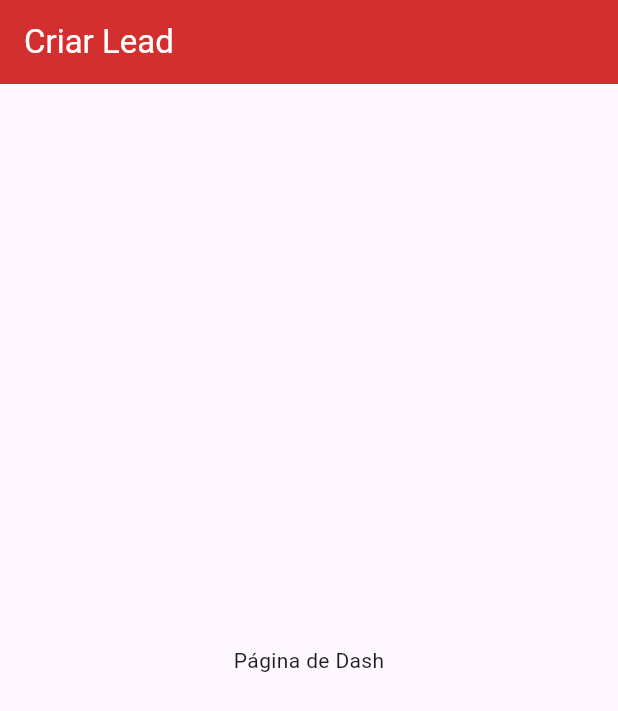
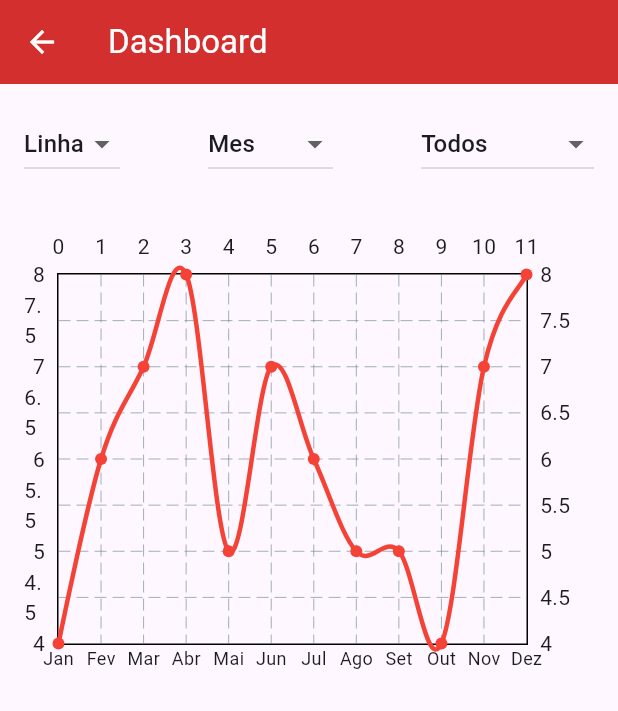
Before and after one commit to NakamuraFelipe/Jornada, a Flutter app: the DashPage screen opened directly, on a phone screen of 412 x 824 dp. Shown: the top 711 px of the screen. Run offline on Flutter 3.47's test engine with Material 3 defaults, Android fonts, the phone set to English and light mode, and no system bars; drawn by our look-alikes of fl_chart; our stand-ins replace shared_preferences; missing offline and left inert: dart:ffi; accounts and stored records are empty.

Commit message:
pagina de dash quase feita

```diff
--- a/lib/app_widget.dart
+++ b/lib/app_widget.dart
@@ -1,6 +1,6 @@
 import 'package:flutter/material.dart';
 import 'package:teste/autocomplete.dart';
-import 'package:teste/dash.dart';
+import 'package:teste/dash_page.dart';
 
 // ignore: unused_import
 import 'package:teste/login_page.dart';
@@ -16,6 +16,7 @@ import 'package:teste/inicio.dart';
 import 'package:teste/main.dart';
 import 'package:teste/meus_leads.dart';
 import 'package:teste/perfil_page.dart';
+import 'package:teste/usuarios_supervisionados.dart';
 
 class appWidget extends StatelessWidget {
   final String title;
@@ -36,7 +37,7 @@ class appWidget extends StatelessWidget {
                 ? Brightness.dark
                 : Brightness.light,
           ),
-          home: DashPage(),
+          home: UsuariosSupervisionados(),
           routes: {
             '/gestor': (context) => HomePage_Gestor(),
             '/login': (context) => LoginPage(),
@@ -48,6 +49,7 @@ class appWidget extends StatelessWidget {
             '/buscar_leads': (context) => BuscarLead(),
             '/home_screen': (context) => HomeScreen(),
             '/perfil': (context) => PerfilPage(),
+            '/dash': (context) => DashPage(),
           },
         );
       },
--- a/lib/dash.dart
+++ /dev/null
@@ -1,20 +0,0 @@
-import 'package:flutter/material.dart';
-
-class DashPage extends StatefulWidget {
-  @override
-  _DashPageState createState() => _DashPageState();
-}
-
-class _DashPageState extends State<DashPage> {
-  @override
-  Widget build(BuildContext context) {
-    return Scaffold(
-      appBar: AppBar(
-        title: const Text('Criar Lead'),
-        backgroundColor: Color(0xFFD32F2F),
-        foregroundColor: Colors.white,
-      ),
-      body: Center(child: Text('Página de Dash')),
-    );
-  }
-}
--- /dev/null
+++ b/lib/dash_page.dart
@@ -0,0 +1,253 @@
+import 'package:flutter/material.dart';
+import 'package:fl_chart/fl_chart.dart';
+import 'dart:math';
+
+class DashPage extends StatefulWidget {
+  @override
+  _DashPageState createState() => _DashPageState();
+}
+
+class _DashPageState extends State<DashPage> {
+  String filtroGrafico = 'Linha';
+  String filtroPeriodo = 'Mes';
+  String filtroLeadSituacao = 'Todos';
+
+  List<double> gerarDados() {
+    int quantidade;
+    switch (filtroPeriodo) {
+      case 'Dia':
+        quantidade = 7;
+        break;
+      case 'Semana':
+        quantidade = 4;
+        break;
+      case 'Mes':
+        quantidade = 12;
+        break;
+      case 'Ano':
+        quantidade = 5;
+        break;
+      default:
+        quantidade = 10;
+    }
+
+    double base = filtroLeadSituacao == 'Aberto'
+        ? 5
+        : filtroLeadSituacao == 'Fechado'
+        ? 2
+        : filtroLeadSituacao == 'Em Conexão'
+        ? 3
+        : 4;
+
+    Random random = Random();
+    return List.generate(quantidade, (index) => base + random.nextInt(5));
+  }
+
+  @override
+  Widget build(BuildContext context) {
+    return Scaffold(
+      appBar: AppBar(
+        title: const Text('Dashboard'),
+        backgroundColor: const Color(0xFFD32F2F),
+        foregroundColor: Colors.white,
+      ),
+      body: CustomScrollView(
+        slivers: [
+          SliverToBoxAdapter(
+            child: SizedBox(
+              child: Padding(
+                padding: const EdgeInsets.all(16.0),
+                child: Row(
+                  mainAxisAlignment: MainAxisAlignment.spaceBetween,
+                  children: [
+                    DropdownButton<String>(
+                      value: filtroGrafico,
+                      items: ['Linha', 'Barra', 'Pizza']
+                          .map(
+                            (value) => DropdownMenuItem<String>(
+                              value: value,
+                              child: Text(value),
+                            ),
+                          )
+                          .toList(),
+                      onChanged: (newValue) {
+                        setState(() {
+                          filtroGrafico = newValue!;
+                        });
+                      },
+                    ),
+                    DropdownButton<String>(
+                      value: filtroPeriodo,
+                      items: ['Dia', 'Semana', 'Mes', 'Ano']
+                          .map(
+                            (value) => DropdownMenuItem<String>(
+                              value: value,
+                              child: Text(value),
+                            ),
+                          )
+                          .toList(),
+                      onChanged: (newValue) {
+                        setState(() {
+                          filtroPeriodo = newValue!;
+                        });
+                      },
+                    ),
+                    DropdownButton<String>(
+                      value: filtroLeadSituacao,
+                      items: ['Todos', 'Em Conexão', 'Aberto', 'Fechado']
+                          .map(
+                            (value) => DropdownMenuItem<String>(
+                              value: value,
+                              child: Text(value),
+                            ),
+                          )
+                          .toList(),
+                      onChanged: (newValue) {
+                        setState(() {
+                          filtroLeadSituacao = newValue!;
+                        });
+                      },
+                    ),
+                  ],
+                ),
+              ),
+            ),
+          ),
+          SliverToBoxAdapter(
+            child: Padding(
+              padding: const EdgeInsets.all(16.0),
+              child: SizedBox(height: 300, child: _buildGrafico()),
+            ),
+          ),
+        ],
+      ),
+    );
+  }
+
+  Widget _buildGrafico() {
+    List<double> dados = gerarDados();
+    List<String> labels = gerarLabels();
+
+    switch (filtroGrafico) {
+      case 'Linha':
+        return LineChart(
+          LineChartData(
+            titlesData: FlTitlesData(
+              bottomTitles: AxisTitles(
+                sideTitles: SideTitles(
+                  showTitles: true,
+                  getTitlesWidget: (value, meta) {
+                    if (value.toInt() >= 0 && value.toInt() < labels.length) {
+                      return Text(
+                        labels[value.toInt()],
+                        style: const TextStyle(fontSize: 12),
+                      );
+                    }
+                    return const Text('');
+                  },
+                ),
+              ),
+              leftTitles: AxisTitles(sideTitles: SideTitles(showTitles: true)),
+            ),
+            lineBarsData: [
+              LineChartBarData(
+                spots: dados
+                    .asMap()
+                    .entries
+                    .map((e) => FlSpot(e.key.toDouble(), e.value))
+                    .toList(),
+                isCurved: true,
+                barWidth: 3,
+                color: Colors.red,
+              ),
+            ],
+          ),
+        );
+
+      case 'Barra':
+        return BarChart(
+          BarChartData(
+            barGroups: dados.asMap().entries.map((e) {
+              return BarChartGroupData(
+                x: e.key,
+                barRods: [
+                  BarChartRodData(
+                    toY: e.value,
+                    width: 16,
+                    borderRadius: BorderRadius.circular(8),
+                    gradient: const LinearGradient(
+                      begin: Alignment.topCenter,
+                      end: Alignment.bottomCenter,
+                      colors: [Color(0xFFEF5350), Color(0xFFD32F2F)],
+                    ),
+                  ),
+                ],
+              );
+            }).toList(),
+            titlesData: FlTitlesData(
+              bottomTitles: AxisTitles(
+                sideTitles: SideTitles(
+                  showTitles: true,
+                  getTitlesWidget: (value, meta) {
+                    if (value.toInt() >= 0 && value.toInt() < labels.length) {
+                      return Text(
+                        labels[value.toInt()],
+                        style: const TextStyle(fontSize: 12),
+                      );
+                    }
+                    return const Text('');
+                  },
+                ),
+              ),
+              leftTitles: AxisTitles(sideTitles: SideTitles(showTitles: true)),
+            ),
+          ),
+        );
+
+      case 'Pizza':
+        return PieChart(
+          PieChartData(
+            sections: dados.map((valor) {
+              return PieChartSectionData(
+                value: valor,
+                color: Colors
+                    .primaries[dados.indexOf(valor) % Colors.primaries.length],
+                title: '${valor.toInt()}',
+              );
+            }).toList(),
+          ),
+        );
+
+      default:
+        return const Center(child: Text('Selecione um tipo de gráfico'));
+    }
+  }
+
+  List<String> gerarLabels() {
+    switch (filtroPeriodo) {
+      case 'Dia':
+        return ['Seg', 'Ter', 'Qua', 'Qui', 'Sex', 'Sáb', 'Dom'];
+      case 'Semana':
+        return ['Sem 1', 'Sem 2', 'Sem 3', 'Sem 4'];
+      case 'Mes':
+        return [
+          'Jan',
+          'Fev',
+          'Mar',
+          'Abr',
+          'Mai',
+          'Jun',
+          'Jul',
+          'Ago',
+          'Set',
+          'Out',
+          'Nov',
+          'Dez',
+        ];
+      case 'Ano':
+        return ['2021', '2022', '2023', '2024', '2025'];
+      default:
+        return [];
+    }
+  }
+}
--- a/lib/main.dart
+++ b/lib/main.dart
@@ -1,9 +1,9 @@
 import 'package:flutter/material.dart';
 import 'package:flutter/services.dart';
 import 'package:teste/app_widget.dart';
+import 'package:teste/dash_page.dart';
 import 'package:teste/inicio.dart';
 import 'package:teste/meus_leads.dart';
-import 'package:teste/perfil_page.dart';
 
 main() {
   WidgetsFlutterBinding.ensureInitialized();
@@ -21,7 +21,7 @@ class HomeScreen extends StatefulWidget {
 class _HomeScreenState extends State<HomeScreen> {
   int _navIndex = 0;
 
-  final List<Widget> _pages = const [Inicio(), MeusLeads()];
+  final List<Widget> _pages = [Inicio(), MeusLeads(), DashPage()];
 
   @override
   Widget build(BuildContext context) {
@@ -34,7 +34,7 @@ class _HomeScreenState extends State<HomeScreen> {
         indicatorColor: cs.primary.withOpacity(.1),
         selectedIndex: _navIndex,
         onDestinationSelected: (i) => setState(() => _navIndex = i),
-        destinations: const [
+        destinations: [
           NavigationDestination(
             icon: Icon(Icons.home_outlined),
             selectedIcon: Icon(Icons.home),
--- a/lib/meus_leads.dart
+++ b/lib/meus_leads.dart
@@ -338,13 +338,6 @@ class _MeusLeadsState extends State<MeusLeads> {
           backgroundColor: kPrimary,
           foregroundColor: Colors.white,
         ),
-        floatingActionButton: FloatingActionButton.extended(
-          backgroundColor: kPrimary,
-          foregroundColor: Colors.white,
-          icon: const Icon(Icons.add),
-          label: const Text('Cadastrar lead'),
-          onPressed: () {},
-        ),
         body: Padding(
           padding: const EdgeInsets.all(16.0),
           child: Column(
```
